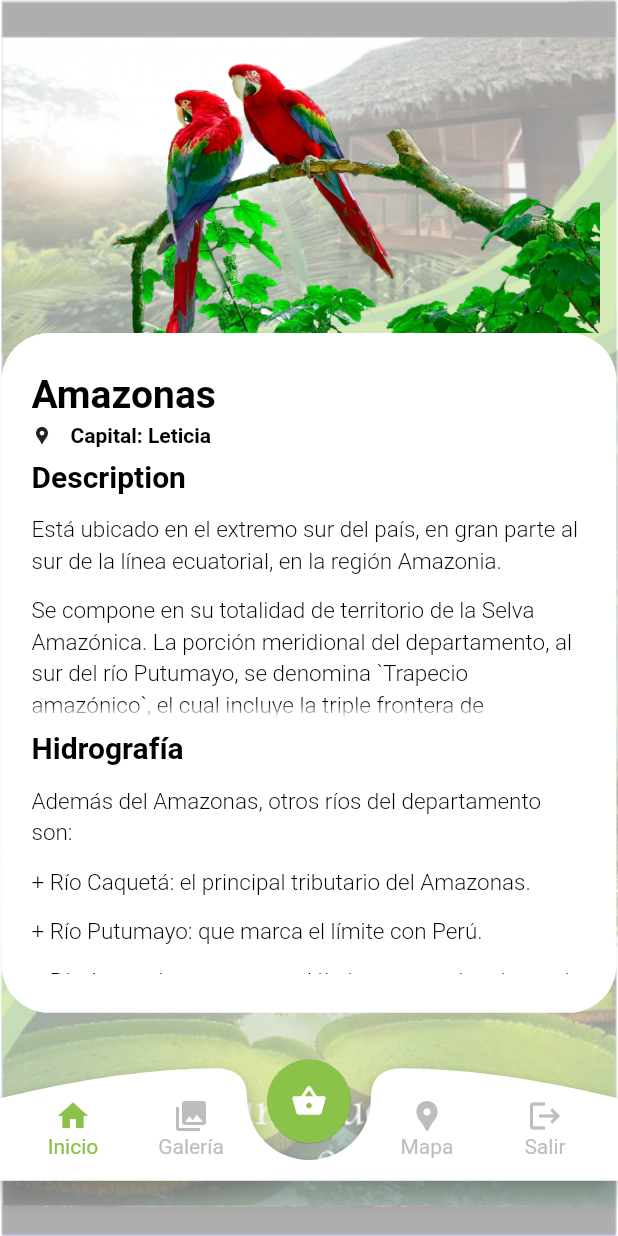
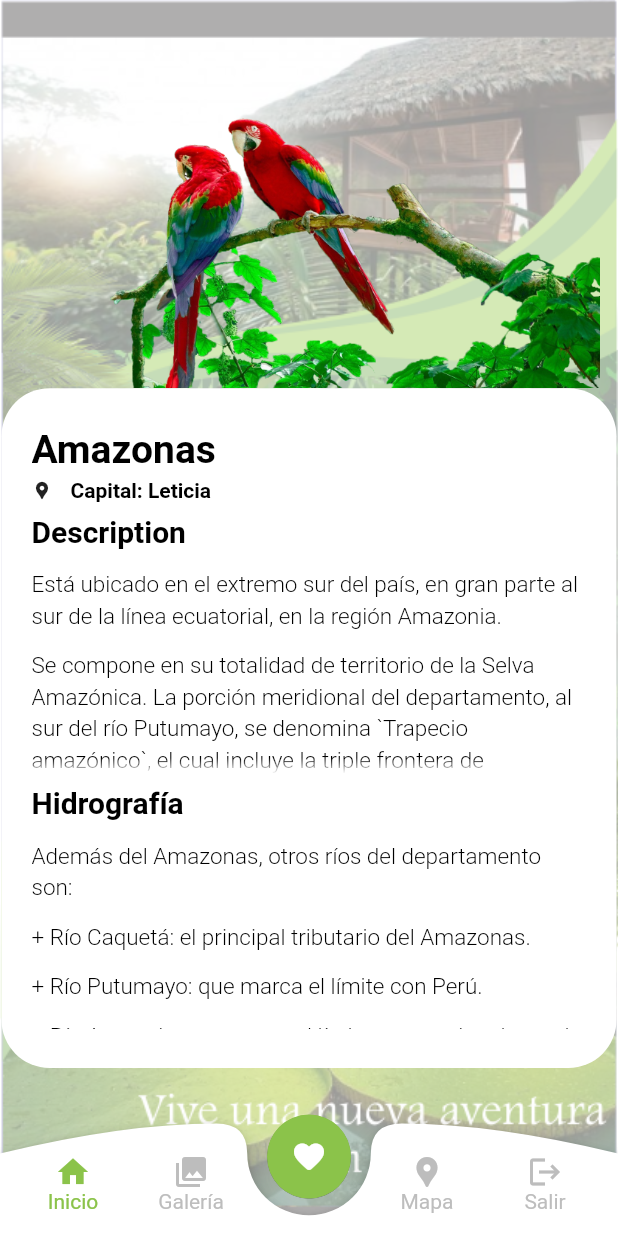
Before and after one commit to MobilePro-Admin/MobilePro, a Flutter app: the DetailsPage screen opened directly with sample values from the repository, item 2 of the bottom bar chosen, after a tap on "Inicio", on a phone screen of 412 x 824 dp. Run offline on Flutter 3.47's test engine with Material 2 defaults, Android fonts, the phone set to English and light mode, and no system bars; our stand-ins replace cloud_firestore, firebase_auth, firebase_core, font_awesome_flutter, google_sign_in; accounts and stored records are empty; network calls fail.

Commit message:
7 commit

```diff
--- a/lib/pages/details_page.dart
+++ b/lib/pages/details_page.dart
@@ -105,12 +105,32 @@ class _DetailsPageState extends State<DetailsPage> {
                             child: Column(
                                 crossAxisAlignment: CrossAxisAlignment.start,
                                 children: [
-                                  Image.asset(
+                            Stack(
+                            children: [
+                            Image.asset(
+                                gridview.image, //gridviews.image,
+                                width: 600,
+                                height: 240,
+                                fit: BoxFit.cover,),
+                              Positioned(
+                                  right: 0,
+                                  top: 0,
+                                  child: IconButton(
+                                      padding: EdgeInsets.zero,
+                                      iconSize: 12,
+                                      icon: const Icon(
+                                        Icons.favorite_rounded,
+                                        size: 20,
+                                        color: Colors.red,
+                                      ),
+                                      onPressed: () {})),
+                          ]),
+                                  /*Image.asset(
                                     gridview.image, //gridviews.image,
                                     width: 600,
                                     height: 240,
                                     fit: BoxFit.cover,
-                                  ),
+                                  ),*/
                                   Row(
                                     children: [
                                       Expanded(
@@ -212,7 +232,7 @@ class _DetailsPageState extends State<DetailsPage> {
                                         MaterialPageRoute(
                                             builder: (context) => ShopPage()));
                                   },
-                                  child: const Icon(Icons.shopping_basket)),
+                                  child: const Icon(Icons.favorite_rounded)),
                             ),
                             Container(
                               padding: const EdgeInsets.symmetric(
--- a/lib/pages/home.dart
+++ b/lib/pages/home.dart
@@ -38,7 +38,7 @@ class _HomeState extends State<Home> {
           backgroundColor: Colors.white.withOpacity(0.5),
           body: Column(
               mainAxisAlignment: MainAxisAlignment.end,
-              mainAxisSize: MainAxisSize.min,
+              mainAxisSize: MainAxisSize.max,
               children: <Widget>[
                 Container(
                   child: Padding(
@@ -316,7 +316,7 @@ class _HomeState extends State<Home> {
                                                 setBottomBarIndex(0);
                                               },
                                               child:
-                                                  const Icon(Icons.shopping_basket)),
+                                                  const Icon(Icons.favorite_rounded)),
                                         ),
                                         Container(padding:const EdgeInsets.symmetric(
                                             vertical: 0, horizontal: 0),
--- a/lib/pages/photo_pages.dart
+++ b/lib/pages/photo_pages.dart
@@ -170,7 +170,7 @@ class _PhotoPageState extends State<PhotoPage> {
                                         MaterialPageRoute(
                                             builder: (context) => ShopPage()));
                                   },
-                                  child: const Icon(Icons.shopping_basket)),
+                                  child: const Icon(Icons.favorite_rounded)),
                             ),
                             Container(
                               padding: const EdgeInsets.symmetric(
--- a/lib/pages/shop_page.dart
+++ b/lib/pages/shop_page.dart
@@ -236,7 +236,7 @@ class _ShopPageState extends State<ShopPage> {
                                       child: FloatingActionButton(
                                           backgroundColor: Colors.white,
                                           child: Icon(
-                                            Icons.shopping_basket,
+                                            Icons.favorite_rounded,
                                             color: Colors.lightGreen,
                                           ),
                                           elevation: 0.1,
```
